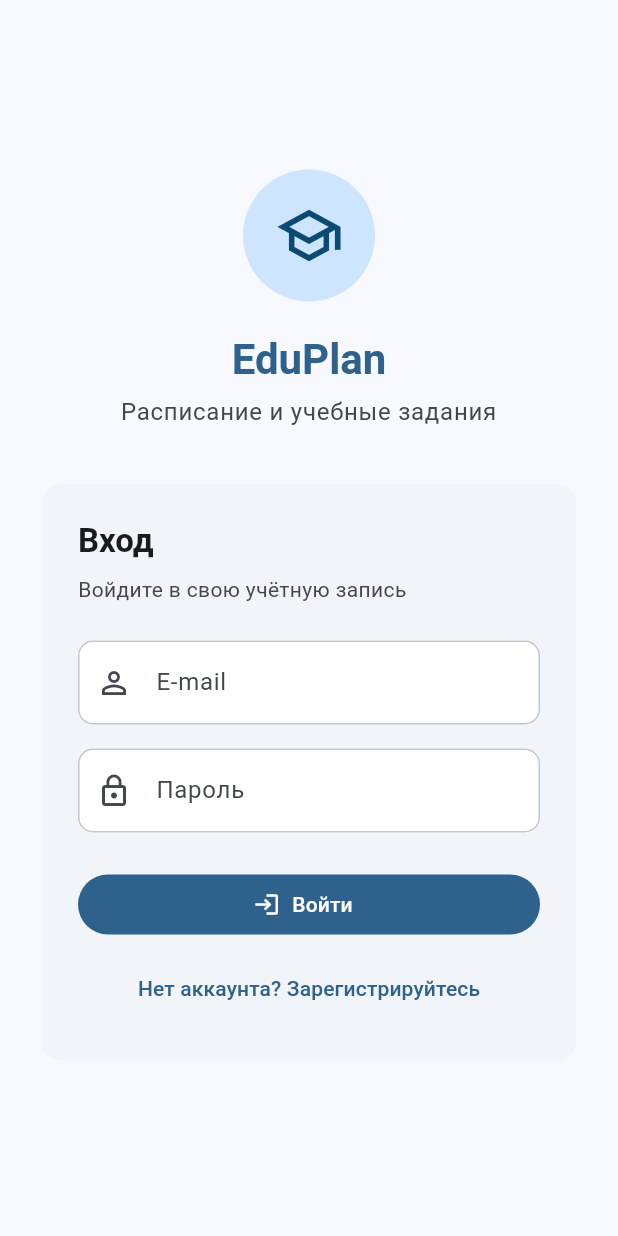
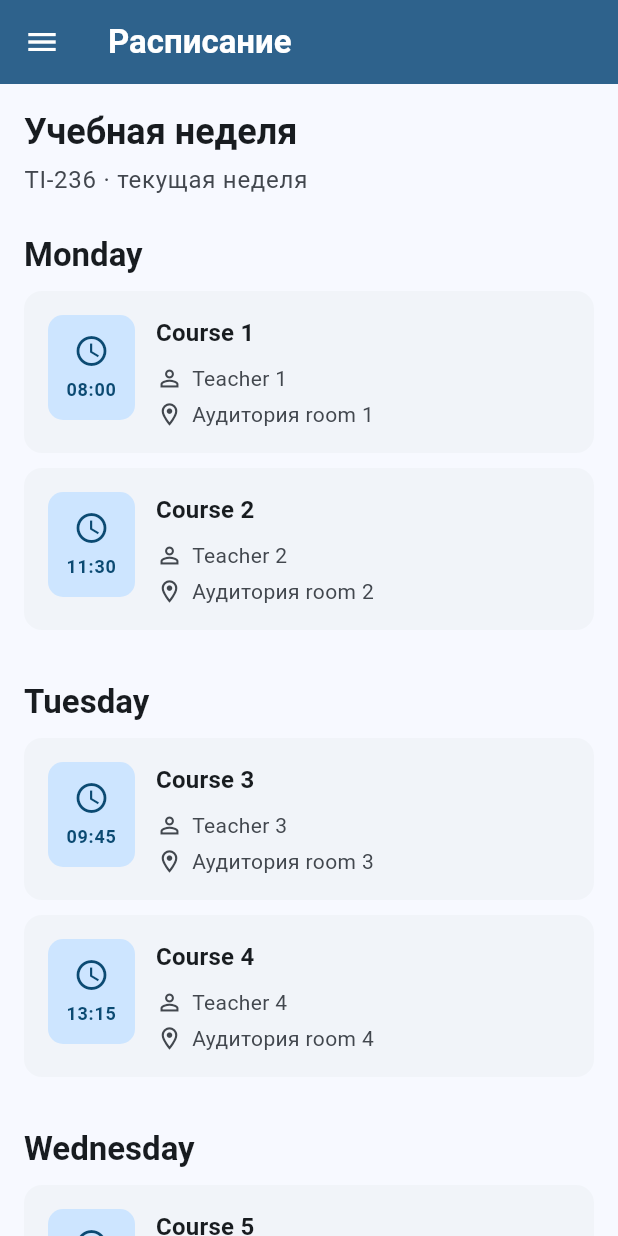
Before and after one commit to IarI0lch1n/Education_Planer, a Flutter app: the screen it shows after launch, after a tap on "Войти", on a phone screen of 412 x 824 dp. Run offline on Flutter 3.47's test engine with Material 3 defaults, Android fonts, the phone set to English and light mode, and no system bars.

Commit message:
Adding mock data and schedule screen

```diff
--- a/lib/data/mock_data.dart
+++ b/lib/data/mock_data.dart
@@ -0,0 +1,169 @@
+class Course {
+  final int id;
+  final String name;
+  final String teacher;
+  final String room;
+  final String weekday;
+  final String startTime;
+
+  const Course({
+    required this.id,
+    required this.name,
+    required this.teacher,
+    required this.room,
+    required this.weekday,
+    required this.startTime,
+  });
+}
+
+class Assignment {
+  final int id;
+  final int courseId;
+  final String title;
+  final String deadline;
+  final String status;
+  final String priority;
+
+  const Assignment({
+    required this.id,
+    required this.courseId,
+    required this.title,
+    required this.deadline,
+    required this.status,
+    required this.priority,
+  });
+}
+
+const mockCourses = [
+  Course(
+    id: 1,
+    name: 'Course 1',
+    teacher: 'Teacher 1',
+    room: 'room 1',
+    weekday: 'Monday',
+    startTime: '08:00',
+  ),
+  Course(
+    id: 2,
+    name: 'Course 2',
+    teacher: 'Teacher 2',
+    room: 'room 2',
+    weekday: 'Monday',
+    startTime: '11:30',
+  ),
+  Course(
+    id: 3,
+    name: 'Course 3',
+    teacher: 'Teacher 3',
+    room: 'room 3',
+    weekday: 'Tuesday',
+    startTime: '09:45',
+  ),
+  Course(
+    id: 4,
+    name: 'Course 4',
+    teacher: 'Teacher 4',
+    room: 'room 4',
+    weekday: 'Tuesday',
+    startTime: '13:15',
+  ),
+  Course(
+    id: 5,
+    name: 'Course 5',
+    teacher: 'Teacher 5',
+    room: 'room 5',
+    weekday: 'Wednesday',
+    startTime: '08:00',
+  ),
+  Course(
+    id: 6,
+    name: 'Course 6',
+    teacher: 'Teacher 6',
+    room: 'room 6',
+    weekday: 'Wednesday',
+    startTime: '11:30',
+  ),
+  Course(
+    id: 7,
+    name: 'Course 7',
+    teacher: 'Teacher 7',
+    room: 'room 7',
+    weekday: 'Thursday',
+    startTime: '09:45',
+  ),
+  Course(
+    id: 8,
+    name: 'Course 8',
+    teacher: 'Teacher 8',
+    room: 'room 8',
+    weekday: 'Friday',
+    startTime: '13:15',
+  ),
+];
+
+const mockAssignments = [
+  Assignment(
+    id: 1,
+    courseId: 1,
+    title: 'Assignment 1',
+    deadline: '28.09.2026',
+    status: 'In progress',
+    priority: 'High',
+  ),
+  Assignment(
+    id: 2,
+    courseId: 2,
+    title: 'Assignment 2',
+    deadline: '30.09.2026',
+    status: 'New',
+    priority: 'Medium',
+  ),
+  Assignment(
+    id: 3,
+    courseId: 3,
+    title: 'Assignment 3',
+    deadline: '02.10.2026',
+    status: 'New',
+    priority: 'High',
+  ),
+  Assignment(
+    id: 4,
+    courseId: 4,
+    title: 'Assignment 4',
+    deadline: '04.10.2026',
+    status: 'Completed',
+    priority: 'Medium',
+  ),
+  Assignment(
+    id: 5,
+    courseId: 5,
+    title: 'Assignment 5',
+    deadline: '06.10.2026',
+    status: 'In progress',
+    priority: 'Low',
+  ),
+  Assignment(
+    id: 6,
+    courseId: 6,
+    title: 'Assignment 6',
+    deadline: '08.10.2026',
+    status: 'New',
+    priority: 'Medium',
+  ),
+  Assignment(
+    id: 7,
+    courseId: 7,
+    title: 'Assignment 7',
+    deadline: '10.10.2026',
+    status: 'New',
+    priority: 'High',
+  ),
+  Assignment(
+    id: 8,
+    courseId: 8,
+    title: 'Assignment 8',
+    deadline: '12.10.2026',
+    status: 'New',
+    priority: 'Medium',
+  ),
+];
--- a/lib/screens/login_screen.dart
+++ b/lib/screens/login_screen.dart
@@ -1,4 +1,5 @@
 import 'package:flutter/material.dart';
+import 'schedule_screen.dart';
 
 class LoginScreen extends StatelessWidget {
   const LoginScreen({super.key});
@@ -88,7 +89,14 @@ class LoginScreen extends StatelessWidget {
                           ),
                           const SizedBox(height: 24),
                           FilledButton.icon(
-                            onPressed: () {},
+                            onPressed: () {
+                                Navigator.pushReplacement(
+                                context,
+                                MaterialPageRoute(
+                                    builder: (_) => const ScheduleScreen(),
+                                ),
+                                );
+                            },
                             icon: const Icon(Icons.login),
                             label: const Text('Войти'),
                           ),
--- a/lib/screens/schedule_screen.dart
+++ b/lib/screens/schedule_screen.dart
@@ -0,0 +1,98 @@
+import 'package:flutter/material.dart';
+
+import '../data/mock_data.dart';
+import '../widgets/course_card.dart';
+import '../widgets/edu_plan_drawer.dart';
+
+class ScheduleScreen extends StatelessWidget {
+  const ScheduleScreen({super.key});
+
+  static const weekdays = [
+    'Monday',
+    'Tuesday',
+    'Wednesday',
+    'Thursday',
+    'Friday',
+  ];
+
+  @override
+  Widget build(BuildContext context) {
+    return Scaffold(
+      drawer: EduPlanDrawer(
+        selectedIndex: 0,
+        onDestinationSelected: (index) {
+          Navigator.pop(context);
+        },
+      ),
+      appBar: AppBar(
+        title: const Text('Расписание'),
+      ),
+      body: ListView(
+        padding: const EdgeInsets.all(16),
+        children: [
+          Text(
+            'Учебная неделя',
+            style: Theme.of(context).textTheme.headlineSmall?.copyWith(
+              fontWeight: FontWeight.bold,
+            ),
+          ),
+          const SizedBox(height: 4),
+          Text(
+            'TI-236 · текущая неделя',
+            style: Theme.of(context).textTheme.bodyLarge?.copyWith(
+              color: Theme.of(context).colorScheme.onSurfaceVariant,
+            ),
+          ),
+          const SizedBox(height: 24),
+          ...weekdays.map(
+            (weekday) => _DaySection(
+              weekday: weekday,
+              courses: mockCourses
+                  .where((course) => course.weekday == weekday)
+                  .toList(),
+            ),
+          ),
+        ],
+      ),
+    );
+  }
+}
+
+class _DaySection extends StatelessWidget {
+  final String weekday;
+  final List<Course> courses;
+
+  const _DaySection({
+    required this.weekday,
+    required this.courses,
+  });
+
+  @override
+  Widget build(BuildContext context) {
+    if (courses.isEmpty) {
+      return const SizedBox.shrink();
+    }
+
+    return Padding(
+      padding: const EdgeInsets.only(bottom: 24),
+      child: Column(
+        crossAxisAlignment: CrossAxisAlignment.start,
+        children: [
+          Text(
+            weekday,
+            style: Theme.of(context).textTheme.titleLarge,
+          ),
+          const SizedBox(height: 10),
+          ...courses.map(
+            (course) => Padding(
+              padding: const EdgeInsets.only(bottom: 10),
+              child: CourseCard(
+                course: course,
+              ),
+            ),
+          ),
+        ],
+      ),
+    );
+  }
+}
--- a/lib/widgets/course_card.dart
+++ b/lib/widgets/course_card.dart
@@ -0,0 +1,133 @@
+import 'package:flutter/material.dart';
+
+import '../data/mock_data.dart';
+
+class CourseCard extends StatelessWidget {
+  final Course course;
+  final bool showWeekday;
+  final VoidCallback? onTap;
+
+  const CourseCard({
+    super.key,
+    required this.course,
+    this.showWeekday = false,
+    this.onTap,
+  });
+
+  @override
+  Widget build(BuildContext context) {
+    final theme = Theme.of(context);
+    final colorScheme = theme.colorScheme;
+
+    return Card(
+      margin: EdgeInsets.zero,
+      child: InkWell(
+        borderRadius: BorderRadius.circular(12),
+        onTap: onTap,
+        child: Padding(
+          padding: const EdgeInsets.all(16),
+          child: Row(
+            crossAxisAlignment: CrossAxisAlignment.start,
+            children: [
+              Container(
+                width: 58,
+                padding: const EdgeInsets.symmetric(
+                  horizontal: 8,
+                  vertical: 12,
+                ),
+                decoration: BoxDecoration(
+                  color: colorScheme.primaryContainer,
+                  borderRadius: BorderRadius.circular(10),
+                ),
+                child: Column(
+                  children: [
+                    Icon(
+                      Icons.schedule,
+                      color: colorScheme.onPrimaryContainer,
+                    ),
+                    const SizedBox(height: 6),
+                    Text(
+                      course.startTime,
+                      textAlign: TextAlign.center,
+                      style: theme.textTheme.labelMedium?.copyWith(
+                        color: colorScheme.onPrimaryContainer,
+                        fontWeight: FontWeight.w600,
+                      ),
+                    ),
+                  ],
+                ),
+              ),
+              const SizedBox(width: 14),
+              Expanded(
+                child: Column(
+                  crossAxisAlignment: CrossAxisAlignment.start,
+                  children: [
+                    Text(
+                      course.name,
+                      style: theme.textTheme.titleMedium,
+                    ),
+                    const SizedBox(height: 8),
+                    Row(
+                      children: [
+                        Icon(
+                          Icons.person_outline,
+                          size: 18,
+                          color: colorScheme.onSurfaceVariant,
+                        ),
+                        const SizedBox(width: 6),
+                        Expanded(
+                          child: Text(
+                            course.teacher,
+                            style: theme.textTheme.bodyMedium?.copyWith(
+                              color: colorScheme.onSurfaceVariant,
+                            ),
+                          ),
+                        ),
+                      ],
+                    ),
+                    const SizedBox(height: 4),
+                    Row(
+                      children: [
+                        Icon(
+                          Icons.location_on_outlined,
+                          size: 18,
+                          color: colorScheme.onSurfaceVariant,
+                        ),
+                        const SizedBox(width: 6),
+                        Text(
+                          'Аудитория ${course.room}',
+                          style: theme.textTheme.bodyMedium?.copyWith(
+                            color: colorScheme.onSurfaceVariant,
+                          ),
+                        ),
+                      ],
+                    ),
+                    if (showWeekday) ...[
+                      const SizedBox(height: 4),
+                      Row(
+                        children: [
+                          Icon(
+                            Icons.calendar_today_outlined,
+                            size: 18,
+                            color: colorScheme.onSurfaceVariant,
+                          ),
+                          const SizedBox(width: 6),
+                          Text(
+                            course.weekday,
+                            style: theme.textTheme.bodyMedium?.copyWith(
+                              color: colorScheme.onSurfaceVariant,
+                            ),
+                          ),
+                        ],
+                      ),
+                    ],
+                  ],
+                ),
+              ),
+            ],
+          ),
+        ),
+      ),
+    );
+  }
+}
```
Also changed, not shown: lib/widgets/edu_plan_drawer.dart (added, +154 -0 lines).
